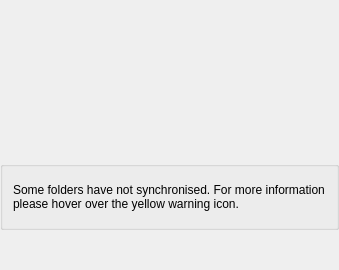
Before: the Qt Designer form src/MEGASync/syncs/gui/Twoways/linux/SyncSettingsUIBase.ui in meganz/MEGAsync, drawn with Qt 5.
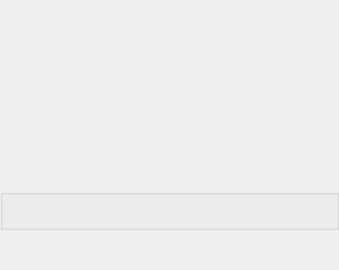
After: the same form once the commit is applied. The open tabs and pages were chosen to show the change. Custom widgets are drawn as their Qt base class.

```diff
--- a/src/MEGASync/syncs/gui/Twoways/linux/SyncSettingsUIBase.ui
+++ b/src/MEGASync/syncs/gui/Twoways/linux/SyncSettingsUIBase.ui
@@ -170,7 +170,7 @@
           <item>
            <widget class="QLabel" name="lDisabledSyncs">
             <property name="text">
-             <string>Some folders have not synchronised. For more information please hover over the yellow warning icon.</string>
+             <string/>
             </property>
             <property name="wordWrap">
              <bool>true</bool>
```
